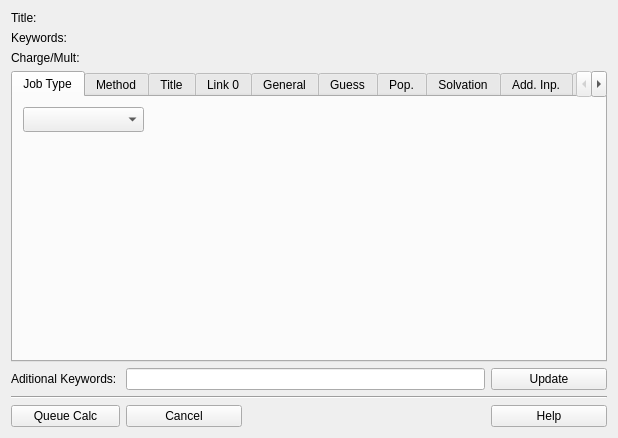
The window that Views/uiCalculationsWindow2.ui (samuelvp360/SVP360CalculationController) describes before a commit, drawn with Qt 5.
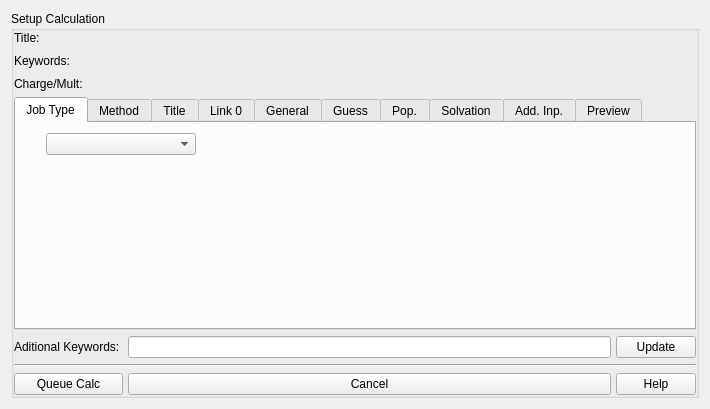
The same window after the commit. The open tabs and pages were chosen to show the change.

Commit message: New Calculation Setup Controller added.

```diff
--- a/Views/uiCalculationsWindow2.ui
+++ b/Views/uiCalculationsWindow2.ui
@@ -6,14 +6,53 @@
    <rect>
     <x>0</x>
     <y>0</y>
-    <width>618</width>
-    <height>438</height>
+    <width>710</width>
+    <height>409</height>
    </rect>
   </property>
   <property name="windowTitle">
    <string>Form</string>
   </property>
+  <layout class="QVBoxLayout" name="verticalLayout_2">
+   <item>
+    <widget class="QGroupBox" name="uiSetupCalculationGroupBox">
+     <property name="title">
+      <string>Setup Calculation</string>
+     </property>
   <layout class="QGridLayout" name="gridLayout">
+      <property name="leftMargin">
+       <number>0</number>
+      </property>
+      <property name="topMargin">
+       <number>0</number>
+      </property>
+      <property name="rightMargin">
+       <number>0</number>
+      </property>
+      <property name="bottomMargin">
+       <number>0</number>
+      </property>
+      <property name="horizontalSpacing">
+       <number>5</number>
+      </property>
+      <item row="0" column="0" colspan="3">
+       <layout class="QGridLayout" name="gridLayout_5">
+        <property name="verticalSpacing">
+         <number>9</number>
+        </property>
+        <item row="0" column="0">
+         <widget class="QLabel" name="label">
+          <property name="maximumSize">
+           <size>
+            <width>100</width>
+            <height>16777215</height>
+           </size>
+          </property>
+          <property name="text">
+           <string>Title:</string>
+          </property>
+         </widget>
+        </item>
    <item row="1" column="0">
     <widget class="QLabel" name="label_2">
      <property name="text">
@@ -21,10 +60,16 @@
      </property>
     </widget>
    </item>
-   <item row="5" column="0" colspan="5">
-    <widget class="Line" name="line">
-     <property name="orientation">
-      <enum>Qt::Horizontal</enum>
+        <item row="1" column="1" colspan="2">
+         <widget class="QLabel" name="uiKeywordsLabel">
+          <property name="font">
+           <font>
+            <weight>75</weight>
+            <bold>true</bold>
+           </font>
+          </property>
+          <property name="text">
+           <string/>
      </property>
     </widget>
    </item>
@@ -35,71 +80,7 @@
      </property>
     </widget>
    </item>
-   <item row="1" column="1" colspan="4">
-    <widget class="QLabel" name="uiKeywordsLabel">
-     <property name="font">
-      <font>
-       <weight>75</weight>
-       <bold>true</bold>
-      </font>
-     </property>
-     <property name="text">
-      <string/>
-     </property>
-    </widget>
-   </item>
-   <item row="4" column="1" colspan="3">
-    <widget class="QLineEdit" name="uiAditionalKeyLineEdit"/>
-   </item>
-   <item row="6" column="1">
-    <widget class="QPushButton" name="uiCancelCalcButton">
-     <property name="text">
-      <string>Cancel</string>
-     </property>
-    </widget>
-   </item>
-   <item row="6" column="4">
-    <widget class="QPushButton" name="uiHelpButton">
-     <property name="text">
-      <string>Help</string>
-     </property>
-    </widget>
-   </item>
-   <item row="6" column="0">
-    <widget class="QPushButton" name="uiQueueCalcButton">
-     <property name="text">
-      <string>Queue Calc</string>
-     </property>
-    </widget>
-   </item>
-   <item row="4" column="0">
-    <widget class="QLabel" name="label_4">
-     <property name="text">
-      <string>Aditional Keywords: </string>
-     </property>
-    </widget>
-   </item>
-   <item row="4" column="4">
-    <widget class="QPushButton" name="uiUpdateKeyButton">
-     <property name="text">
-      <string>Update</string>
-     </property>
-    </widget>
-   </item>
-   <item row="0" column="0">
-    <widget class="QLabel" name="label">
-     <property name="maximumSize">
-      <size>
-       <width>100</width>
-       <height>16777215</height>
-      </size>
-     </property>
-     <property name="text">
-      <string>Title:</string>
-     </property>
-    </widget>
-   </item>
-   <item row="2" column="1" colspan="4">
+        <item row="2" column="1" colspan="2">
     <widget class="QLabel" name="uiCargeMultLabel">
      <property name="font">
       <font>
@@ -112,7 +93,7 @@
      </property>
     </widget>
    </item>
-   <item row="0" column="1" colspan="4">
+        <item row="0" column="1" colspan="2">
     <widget class="QLabel" name="uiTitleLabel">
      <property name="minimumSize">
       <size>
@@ -131,8 +112,16 @@
      </property>
     </widget>
    </item>
-   <item row="3" column="0" colspan="5">
+       </layout>
+      </item>
+      <item row="1" column="0" colspan="3">
     <widget class="QTabWidget" name="uiCalculationSetupTabs">
+        <property name="minimumSize">
+         <size>
+          <width>0</width>
+          <height>200</height>
+         </size>
+        </property>
      <property name="currentIndex">
       <number>1</number>
      </property>
@@ -140,26 +129,43 @@
       <attribute name="title">
        <string>Job Type</string>
       </attribute>
+         <widget class="QWidget" name="">
+          <property name="geometry">
+           <rect>
+            <x>30</x>
+            <y>10</y>
+            <width>601</width>
+            <height>151</height>
+           </rect>
+          </property>
+          <layout class="QVBoxLayout" name="verticalLayout_3">
+           <item>
       <widget class="QComboBox" name="uiJobTypeComboBox">
-       <property name="geometry">
-        <rect>
-         <x>10</x>
-         <y>10</y>
-         <width>121</width>
-         <height>25</height>
-        </rect>
-       </property>
-      </widget>
-      <widget class="QWidget" name="verticalLayoutWidget">
-       <property name="geometry">
-        <rect>
-         <x>10</x>
-         <y>40</y>
-         <width>581</width>
-         <height>201</height>
-        </rect>
-       </property>
+             <property name="maximumSize">
+              <size>
+               <width>150</width>
+               <height>16777215</height>
+              </size>
+             </property>
+            </widget>
+           </item>
+           <item>
        <layout class="QVBoxLayout" name="uiJobTypeLayout"/>
+           </item>
+           <item>
+            <spacer name="verticalSpacer">
+             <property name="orientation">
+              <enum>Qt::Vertical</enum>
+             </property>
+             <property name="sizeHint" stdset="0">
+              <size>
+               <width>20</width>
+               <height>40</height>
+              </size>
+             </property>
+            </spacer>
+           </item>
+          </layout>
       </widget>
      </widget>
      <widget class="QWidget" name="uiMethodTab">
@@ -545,6 +551,54 @@
        </property>
       </widget>
      </widget>
+       </widget>
+      </item>
+      <item row="2" column="0">
+       <widget class="QLabel" name="label_4">
+        <property name="text">
+         <string>Aditional Keywords: </string>
+        </property>
+       </widget>
+      </item>
+      <item row="2" column="1">
+       <widget class="QLineEdit" name="uiAditionalKeyLineEdit"/>
+      </item>
+      <item row="2" column="2">
+       <widget class="QPushButton" name="uiUpdateKeyButton">
+        <property name="text">
+         <string>Update</string>
+        </property>
+       </widget>
+      </item>
+      <item row="3" column="0" colspan="3">
+       <widget class="Line" name="line">
+        <property name="orientation">
+         <enum>Qt::Horizontal</enum>
+        </property>
+       </widget>
+      </item>
+      <item row="4" column="0">
+       <widget class="QPushButton" name="uiQueueCalcButton">
+        <property name="text">
+         <string>Queue Calc</string>
+        </property>
+       </widget>
+      </item>
+      <item row="4" column="1">
+       <widget class="QPushButton" name="uiCancelCalcButton">
+        <property name="text">
+         <string>Cancel</string>
+        </property>
+       </widget>
+      </item>
+      <item row="4" column="2">
+       <widget class="QPushButton" name="uiHelpButton">
+        <property name="text">
+         <string>Help</string>
+        </property>
+       </widget>
+      </item>
+     </layout>
     </widget>
    </item>
   </layout>
```
Left out of the diff: 172 changed lines with no effect on the pictures. Lines whose indentation alone changed are shown as unchanged. The commit also changes 4 other files.
